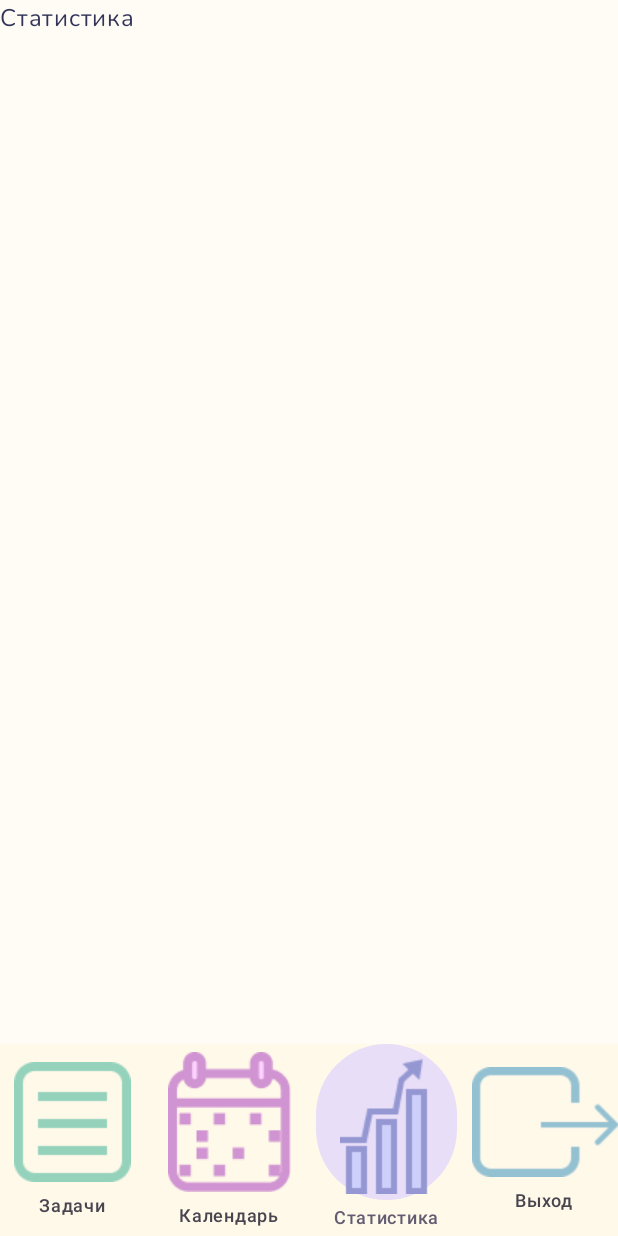
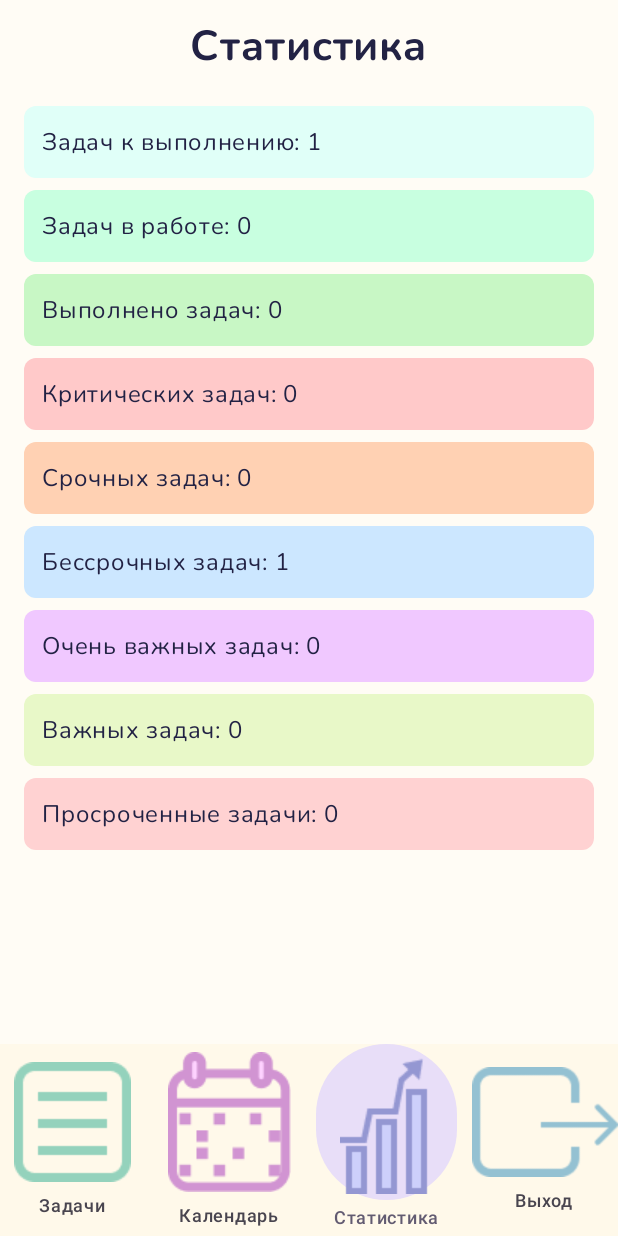
Before and after one commit to zumassh/TaskManagerKotlin, an Android app built with Jetpack Compose: the StatsScreen screen opened through its navigation route, on a phone screen of 412 x 824 dp. Run offline under Robolectric (Android 15) with nearby library versions, the phone set to English and light mode, and no system bars; our stand-ins replace Dagger/Hilt's generated code, Firebase (no records; nobody signed in at launch, a user with empty details on screens opened directly), Room's generated code; libraries missing offline, so code that uses them is left out: com.firebase.ui; 2 statements that could not run were skipped.

Commit message:
feat: add Task

```diff
--- a/app/src/main/java/com/example/taskmanager/MainActivity.kt
+++ b/app/src/main/java/com/example/taskmanager/MainActivity.kt
@@ -14,7 +14,9 @@ import androidx.navigation.compose.rememberNavController
 import com.example.taskmanager.navigation.AppNavGraph
 import com.example.taskmanager.presentation.theme.TaskManagerTheme
 import com.google.firebase.FirebaseApp
+import dagger.hilt.android.AndroidEntryPoint
 
+@AndroidEntryPoint
 class MainActivity : ComponentActivity() {
 
     private var firebaseInitialized = false
--- a/app/src/main/java/com/example/taskmanager/data/model/Task.kt
+++ b/app/src/main/java/com/example/taskmanager/data/model/Task.kt
@@ -26,4 +26,8 @@ data class Task(
             else -> TaskUrgency.MEDIUM
         }
     }
+
+    fun isOverdue(currentTimeMillis: Long = System.currentTimeMillis()): Boolean {
+        return deadline != null && deadline < currentTimeMillis && !isDone
+    }
 }
--- a/app/src/main/java/com/example/taskmanager/navigation/AppNavGraph.kt
+++ b/app/src/main/java/com/example/taskmanager/navigation/AppNavGraph.kt
@@ -1,6 +1,5 @@
 package com.example.taskmanager.navigation
 
-import androidx.compose.foundation.background
 import androidx.compose.foundation.layout.padding
 import androidx.compose.material3.Scaffold
 import androidx.compose.material3.NavigationBar
@@ -13,6 +12,8 @@ import androidx.compose.runtime.getValue
 import androidx.compose.ui.Modifier
 import androidx.compose.ui.graphics.Color
 import androidx.compose.ui.res.painterResource
+import androidx.hilt.navigation.compose.hiltViewModel
+import androidx.lifecycle.viewmodel.compose.viewModel
 import androidx.navigation.NavDestination.Companion.hierarchy
 import androidx.navigation.NavHostController
 import androidx.navigation.compose.NavHost
@@ -21,6 +22,9 @@ import androidx.navigation.compose.currentBackStackEntryAsState
 import com.example.taskmanager.presentation.auth.AuthScreen
 import com.example.taskmanager.presentation.tasks.TaskScreen
 import com.example.taskmanager.R
+import com.example.taskmanager.presentation.stats.StatsScreen
+import com.example.taskmanager.presentation.tasks.AddTaskScreen
+import com.example.taskmanager.presentation.tasks.TaskViewModel
 import com.example.taskmanager.presentation.theme.lightAccent
 import com.google.firebase.auth.FirebaseAuth
 
@@ -57,7 +61,7 @@ fun AppNavGraph(
                 )
             }
             composable("tasks") {
-                TaskScreen()
+                TaskScreen(navController)
             }
 
             composable("calendar") {
@@ -66,11 +70,24 @@ fun AppNavGraph(
             }
 
             composable("stats") {
-                Text("Статистика")
+                StatsScreen()
             }
 
             composable("exit") {
                 Text("Выход")
+            }
+
+            composable("add_task") {
+                val viewModel: TaskViewModel = hiltViewModel()
+                AddTaskScreen(
+                    onSave = { task ->
+                        viewModel.addTask(task)
+                        navController.popBackStack()
+                    },
+                    onBack = {
+                        navController.popBackStack()
+                    }
+                )
             }
         }
     }
--- /dev/null
+++ b/app/src/main/java/com/example/taskmanager/presentation/stats/StatsScreen.kt
@@ -0,0 +1,79 @@
+package com.example.taskmanager.presentation.stats
+
+import androidx.compose.foundation.background
+import androidx.compose.foundation.layout.*
+import androidx.compose.foundation.shape.RoundedCornerShape
+import androidx.compose.material3.Text
+import androidx.compose.runtime.Composable
+import androidx.compose.runtime.collectAsState
+import androidx.compose.ui.Alignment
+import androidx.compose.ui.Modifier
+import androidx.compose.ui.graphics.Color
+import androidx.compose.ui.text.font.FontWeight
+import androidx.compose.ui.unit.dp
+import androidx.compose.ui.unit.sp
+import androidx.hilt.navigation.compose.hiltViewModel
+import com.example.taskmanager.presentation.tasks.TaskViewModel
+
+@Composable
+fun StatsScreen(
+    viewModel: TaskViewModel = hiltViewModel()
+) {
+    val totalTasks = viewModel.pendingTasks.collectAsState().value
+    val tasksInProgress = viewModel.tasks.collectAsState().value.count { it.status.name == "IN_PROGRESS" }
+    val completedTasks = viewModel.completedTasks.collectAsState().value
+    val overdueTasks = viewModel.tasks.collectAsState().value.count { it.isOverdue() }
+    val noDeadlineTasks = viewModel.tasks.collectAsState().value.count { it.deadline == null }
+    val criticalTasks = viewModel.tasks.collectAsState().value.count { it.calculateUrgency().name == "CRITICAL" }
+    val urgentTasks = viewModel.tasks.collectAsState().value.count { it.calculateUrgency().name == "URGENT" }
+    val veryImportantTasks = viewModel.tasks.collectAsState().value.count { it.priority.name == "VERY_IMPORTANT" }
+    val importantTasks = viewModel.tasks.collectAsState().value.count { it.priority.name == "IMPORTANT" }
+
+    Column(
+        modifier = Modifier
+            .fillMaxSize()
+            .padding(horizontal = 16.dp, vertical = 12.dp),
+        horizontalAlignment = Alignment.CenterHorizontally
+    ) {
+        Text(
+            text = "Статистика",
+            fontSize = 28.sp,
+            fontWeight = FontWeight.Bold,
+            color = Color(0xFF222244),
+            modifier = Modifier.padding(bottom = 16.dp)
+        )
+
+        StatBox(text = "Задач к выполнению: $totalTasks", backgroundColor = Color(0xFFE0FFF8))
+        StatBox(text = "Задач в работе: $tasksInProgress", backgroundColor = Color(0xFFC8FFE0))
+        StatBox(text = "Выполнено задач: $completedTasks", backgroundColor = Color(0xFFC8F7C5))
+        StatBox(text = "Критических задач: $criticalTasks", backgroundColor = Color(0xFFFFC9C9))
+        StatBox(text = "Срочных задач: $urgentTasks", backgroundColor = Color(0xFFFFD1B3))
+        StatBox(text = "Бессрочных задач: $noDeadlineTasks", backgroundColor = Color(0xFFCCE7FF))
+        StatBox(text = "Очень важных задач: $veryImportantTasks", backgroundColor = Color(0xFFF0C8FF))
+        StatBox(text = "Важных задач: $importantTasks", backgroundColor = Color(0xFFE8F8C8))
+        StatBox(text = "Просроченные задачи: $overdueTasks", backgroundColor = Color(0xFFFFD2D2))
+    }
+}
+
+@Composable
+fun StatBox(
+    text: String,
+    backgroundColor: Color
+) {
+    Box(
+        modifier = Modifier
+            .fillMaxWidth()
+            .padding(vertical = 4.dp)
+            .background(
+                color = backgroundColor,
+                shape = RoundedCornerShape(8.dp)
+            )
+            .padding(12.dp)
+    ) {
+        Text(
+            text = text,
+            color = Color(0xFF222244),
+            fontSize = 16.sp
+        )
+    }
+}
--- a/app/src/main/java/com/example/taskmanager/presentation/tasks/TaskScreen.kt
+++ b/app/src/main/java/com/example/taskmanager/presentation/tasks/TaskScreen.kt
@@ -1,27 +1,125 @@
 package com.example.taskmanager.presentation.tasks
 
 import androidx.compose.foundation.background
-import androidx.compose.foundation.layout.Box
-import androidx.compose.material3.Text
-import androidx.compose.foundation.layout.fillMaxSize
-import androidx.compose.foundation.layout.padding
-import androidx.compose.material3.MaterialTheme
-import androidx.compose.runtime.Composable
+import androidx.compose.foundation.layout.*
+import androidx.compose.foundation.lazy.LazyColumn
+import androidx.compose.foundation.lazy.items
+import androidx.compose.foundation.shape.CircleShape
+import androidx.compose.foundation.shape.RoundedCornerShape
+import androidx.compose.material.icons.Icons
+import androidx.compose.material.icons.filled.Add
+import androidx.compose.material3.*
+import androidx.compose.runtime.*
+import androidx.compose.ui.Alignment
 import androidx.compose.ui.Modifier
+import androidx.compose.ui.graphics.Color
+import androidx.compose.ui.res.painterResource
 import androidx.compose.ui.unit.dp
+import androidx.hilt.navigation.compose.hiltViewModel
+import androidx.navigation.NavHostController
+import com.example.taskmanager.R
+import com.example.taskmanager.data.model.Task
+import com.example.taskmanager.presentation.theme.mediumAccent
+import com.example.taskmanager.presentation.theme.textColor
 
 @Composable
-fun TaskScreen() {
-    Box (
+fun TaskScreen(navController: NavHostController, viewModel: TaskViewModel = hiltViewModel()) {
+    val tasks by viewModel.tasks.collectAsState()
+    var searchQuery by remember { mutableStateOf("") }
+
+    Column(
         modifier = Modifier
             .fillMaxSize()
             .background(MaterialTheme.colorScheme.background)
             .padding(16.dp)
     ) {
         Text(
-            "Задачи",
+            text = "Задачи",
             style = MaterialTheme.typography.titleLarge
         )
+
+        Spacer(modifier = Modifier.height(16.dp))
+
+        Row(
+            verticalAlignment = Alignment.CenterVertically
+        ) {
+            TextField(
+                value = searchQuery,
+                onValueChange = { searchQuery = it },
+                placeholder = { Text("Поиск задач") },
+                modifier = Modifier
+                    .weight(0.5f)
+                    .height(56.dp),
+                singleLine = true,
+                shape = RoundedCornerShape(12.dp),
+                colors = TextFieldDefaults.colors(
+                    focusedContainerColor = mediumAccent,
+                    unfocusedContainerColor = mediumAccent,
+                    cursorColor = textColor,
+                    focusedIndicatorColor = Color.Transparent,
+                    unfocusedIndicatorColor = Color.Transparent,
+                    focusedTextColor = textColor,
+                    unfocusedTextColor = textColor,
+                    unfocusedPlaceholderColor = textColor.copy(alpha = 0.6f)
+                )
+            )
+
+            Spacer(modifier = Modifier.width(8.dp))
+
+            IconButton(
+                onClick = { /* TODO: открыть фильтры */ },
+                modifier = Modifier
+                    .background(
+                        color = mediumAccent,
+                        shape = RoundedCornerShape(12.dp),
+                    ),
+            )  {
+                Icon(
+                    painter = painterResource(id = R.drawable.ic_filter),
+                    contentDescription = "Фильтр",
+                    modifier = Modifier
+                        .width(40.dp)
+                        .height(30.dp)
+                )
+            }
+
+            Spacer(modifier = Modifier.width(8.dp))
+
+            IconButton(
+                onClick = { navController.navigate("add_task")},
+                modifier = Modifier
+                    .size(40.dp)
+                    .background(
+                        color = mediumAccent,
+                        shape = CircleShape
+                    )
+            ) {
+                Icon(Icons.Default.Add, contentDescription = "Добавить задачу", tint = textColor)
+            }
+        }
+
+        Spacer(modifier = Modifier.height(16.dp))
+
+        LazyColumn(modifier = Modifier.fillMaxSize()) {
+            items(tasks.filter { it.title.contains(searchQuery, ignoreCase = true) }) { task ->
+                TaskItem(task)
+            }
+        }
     }
+}
 
+@Composable
+fun TaskItem(task: Task) {
+    Card(
+        modifier = Modifier
+            .fillMaxWidth()
+            .padding(vertical = 4.dp),
+        colors = CardDefaults.cardColors(containerColor = mediumAccent),
+        elevation = CardDefaults.cardElevation(defaultElevation = 2.dp)
+    ) {
+        Column(modifier = Modifier.padding(16.dp)) {
+            Text(text = task.title, style = MaterialTheme.typography.titleMedium, color = textColor)
+            Text(text = task.description ?: "", style = MaterialTheme.typography.bodyMedium, color = textColor)
+        }
+    }
 }
```
Also changed, not shown: app/build.gradle.kts (+9 -2 lines), app/src/main/java/com/example/taskmanager/presentation/tasks/AddTaskScreen.kt (added, +236 -0 lines), gradle/libs.versions.toml (+3 -7 lines), app/src/main/res/drawable/ic_filter.png (added).
